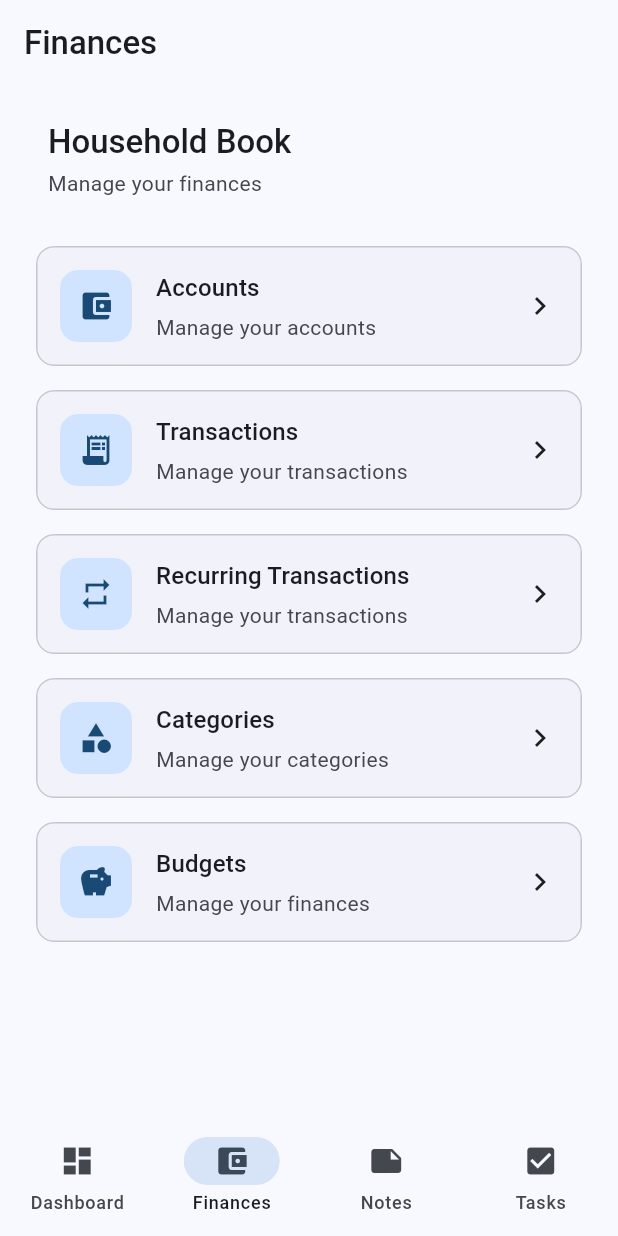
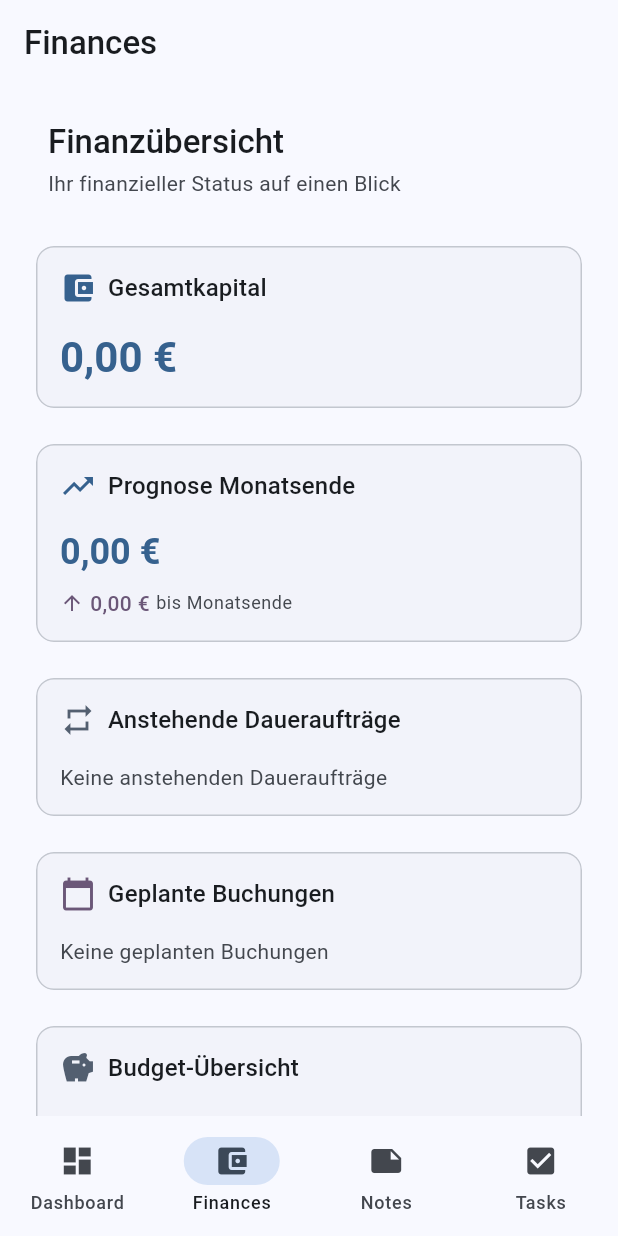
Before and after one commit to KayBeckmann/personal-tracker, a Flutter app: the FinancePage screen opened by its route, on a phone screen of 412 x 824 dp. Run offline on Flutter 3.47's test engine with Material 3 defaults, Android fonts, the phone set to English and light mode, and no system bars; drawn by our look-alikes of dynamic_color; our stand-ins replace drift, drift_flutter, equatable, get_it, go_router, injectable; accounts and stored records are empty; generated files the repository leaves out were written again; project files that could hold a hidden picture were left out.

Commit message:
feat: Finanzübersicht mit Dashboard-Widgets (M2.7 abgeschlossen)
Neue UseCases:
- GetTotalCapital: Berechnet Gesamtkapitalsumme über alle Konten
- GetUpcomingRecurringTransactions: Zeigt anstehende Daueraufträge
- GetProjectedEndOfMonthCapital: Prognostiziert Kapital am Monatsende

Neue Widgets:
- CapitalSummaryCard: Zeigt Gesamtkapital
- ProjectedCapitalCard: Zeigt Kapitalprognose am Monatsende
- UpcomingRecurringCard: Zeigt anstehende Daueraufträge
- PlannedTransactionsCard: Zeigt geplante Buchungen
- BudgetOverviewCard: Zeigt Budget-Übersicht

UI-Verbesserungen:
- FinancePage erweitert mit Finanzübersicht-Dashboard
- Alle Übersichts-Widgets nutzen Streams für Echtzeit-Updates
- Roadmap M2.7 als abgeschlossen markiert

🤖 Generated with [Claude Code](https://claude.com/claude-code)

Co-Authored-By: Claude Sonnet 4.5 <noreply@anthropic.com>

```diff
--- /dev/null
+++ b/app/lib/features/finance/domain/usecases/get_upcoming_recurring_transactions.dart
@@ -0,0 +1,71 @@
+import 'package:injectable/injectable.dart';
+
+import '../entities/recurring_transaction.dart';
+import '../repositories/recurring_transaction_repository.dart';
+
+/// Use Case zum Abrufen anstehender Daueraufträge
+///
+/// Gibt aktive Daueraufträge sortiert nach nächstem Fälligkeitsdatum zurück
+@lazySingleton
+class GetUpcomingRecurringTransactions {
+  GetUpcomingRecurringTransactions(this._repository);
+
+  final RecurringTransactionRepository _repository;
+
+  /// Gibt anstehende Daueraufträge zurück
+  ///
+  /// [limit] - Maximale Anzahl zurückzugebender Daueraufträge
+  Future<List<RecurringTransactionWithNextDate>> call({int limit = 5}) async {
+    final active = await _repository.getActiveRecurringTransactions();
+
+    // Berechne nächstes Fälligkeitsdatum für jeden Dauerauftrag
+    final withDates = active
+        .map((recurring) {
+          final nextDate = _repository.getNextDueDate(recurring);
+          if (nextDate == null) return null;
+          return RecurringTransactionWithNextDate(
+            recurring: recurring,
+            nextDueDate: nextDate,
+          );
+        })
+        .whereType<RecurringTransactionWithNextDate>()
+        .toList();
+
+    // Sortiere nach Fälligkeitsdatum
+    withDates.sort((a, b) => a.nextDueDate.compareTo(b.nextDueDate));
+
+    // Begrenze Anzahl
+    return withDates.take(limit).toList();
+  }
+
+  /// Stream anstehender Daueraufträge
+  Stream<List<RecurringTransactionWithNextDate>> watch({int limit = 5}) {
+    return _repository.watchActiveRecurringTransactions().map((active) {
+      final withDates = active
+          .map((recurring) {
+            final nextDate = _repository.getNextDueDate(recurring);
+            if (nextDate == null) return null;
+            return RecurringTransactionWithNextDate(
+              recurring: recurring,
+              nextDueDate: nextDate,
+            );
+          })
+          .whereType<RecurringTransactionWithNextDate>()
+          .toList();
+
+      withDates.sort((a, b) => a.nextDueDate.compareTo(b.nextDueDate));
+      return withDates.take(limit).toList();
+    });
+  }
+}
+
+/// Hilfsklasse für Dauerauftrag mit berechnetem Fälligkeitsdatum
+class RecurringTransactionWithNextDate {
+  const RecurringTransactionWithNextDate({
+    required this.recurring,
+    required this.nextDueDate,
+  });
+
+  final RecurringTransaction recurring;
+  final DateTime nextDueDate;
+}
--- a/app/lib/features/finance/presentation/pages/finance_page.dart
+++ b/app/lib/features/finance/presentation/pages/finance_page.dart
@@ -2,6 +2,11 @@ import 'package:flutter/material.dart';
 
 import '../../../../core/localization/generated/app_localizations.dart';
 import '../../../../core/theme/components.dart';
+import '../widgets/budget_overview_card.dart';
+import '../widgets/capital_summary_card.dart';
+import '../widgets/planned_transactions_card.dart';
+import '../widgets/projected_capital_card.dart';
+import '../widgets/upcoming_recurring_card.dart';
 import 'accounts_page.dart';
 import 'budgets_page.dart';
 import 'categories_page.dart';
@@ -21,6 +26,24 @@ class FinancePage extends StatelessWidget {
       body: ListView(
         padding: const EdgeInsets.all(16),
         children: [
+          // Finanzübersicht
+          SectionHeader(
+            title: 'Finanzübersicht',
+            subtitle: 'Ihr finanzieller Status auf einen Blick',
+          ),
+          const SizedBox(height: 16),
+          const CapitalSummaryCard(),
+          const SizedBox(height: 8),
+          const ProjectedCapitalCard(),
+          const SizedBox(height: 8),
+          const UpcomingRecurringCard(),
+          const SizedBox(height: 8),
+          const PlannedTransactionsCard(),
+          const SizedBox(height: 8),
+          const BudgetOverviewCard(),
+          const SizedBox(height: 24),
+
+          // Verwaltung
           SectionHeader(
             title: l10n.householdBook,
             subtitle: l10n.manageYourFinances,
--- /dev/null
+++ b/app/lib/features/finance/presentation/widgets/budget_overview_card.dart
@@ -0,0 +1,113 @@
+import 'package:flutter/material.dart';
+import 'package:intl/intl.dart';
+
+import '../../../../core/di/injection.dart';
+import '../../domain/usecases/get_all_budgets.dart';
+
+/// Widget zur Anzeige der Budget-Übersicht
+class BudgetOverviewCard extends StatelessWidget {
+  const BudgetOverviewCard({super.key});
+
+  @override
+  Widget build(BuildContext context) {
+    final getBudgets = getIt<GetAllBudgets>();
+    final currencyFormat = NumberFormat.currency(locale: 'de_DE', symbol: '€');
+
+    return Card(
+      child: Padding(
+        padding: const EdgeInsets.all(16.0),
+        child: Column(
+          crossAxisAlignment: CrossAxisAlignment.start,
+          children: [
+            Row(
+              children: [
+                Icon(
+                  Icons.savings,
+                  color: Theme.of(context).colorScheme.secondary,
+                ),
+                const SizedBox(width: 8),
+                Text(
+                  'Budget-Übersicht',
+                  style: Theme.of(context).textTheme.titleMedium,
+                ),
+              ],
+            ),
+            const SizedBox(height: 16),
+            StreamBuilder(
+              stream: getBudgets.watch(),
+              builder: (context, snapshot) {
+                if (snapshot.connectionState == ConnectionState.waiting) {
+                  return const Center(child: CircularProgressIndicator());
+                }
+
+                final budgets = snapshot.data ?? [];
+
+                if (budgets.isEmpty) {
+                  return Text(
+                    'Keine Budgets definiert',
+                    style: Theme.of(context).textTheme.bodyMedium?.copyWith(
+                          color: Theme.of(context).colorScheme.onSurfaceVariant,
+                        ),
+                  );
+                }
+
+                // Zeige nur die ersten 3 Budgets
+                final limited = budgets.take(3).toList();
+
+                return Column(
+                  children: limited.map((budget) {
+                    final spent = budget.actualSpending;
+                    final limit = budget.amount;
+                    final percentage = limit > 0 ? (spent / limit) : 0.0;
+                    final isOverBudget = spent > limit;
+
+                    return Column(
+                      crossAxisAlignment: CrossAxisAlignment.start,
+                      children: [
+                        Row(
+                          mainAxisAlignment: MainAxisAlignment.spaceBetween,
+                          children: [
+                            Expanded(
+                              child: Text(
+                                budget.name,
+                                style: Theme.of(context).textTheme.bodyMedium,
+                                overflow: TextOverflow.ellipsis,
+                              ),
+                            ),
+                            Text(
+                              '${currencyFormat.format(spent)} / ${currencyFormat.format(limit)}',
+                              style: TextStyle(
+                                fontSize: 12,
+                                color: isOverBudget
+                                    ? Theme.of(context).colorScheme.error
+                                    : Theme.of(context)
+                                        .colorScheme
+                                        .onSurfaceVariant,
+                              ),
+                            ),
+                          ],
+                        ),
+                        const SizedBox(height: 4),
+                        LinearProgressIndicator(
+                          value: percentage.clamp(0.0, 1.0),
+                          backgroundColor:
+                              Theme.of(context).colorScheme.surfaceContainerHighest,
+                          valueColor: AlwaysStoppedAnimation<Color>(
+                            isOverBudget
+                                ? Theme.of(context).colorScheme.error
+                                : Theme.of(context).colorScheme.primary,
+                          ),
+                        ),
+                        const SizedBox(height: 12),
+                      ],
+                    );
+                  }).toList(),
+                );
+              },
+            ),
+          ],
+        ),
+      ),
+    );
+  }
+}
--- /dev/null
+++ b/app/lib/features/finance/presentation/widgets/capital_summary_card.dart
@@ -0,0 +1,62 @@
+import 'package:flutter/material.dart';
+import 'package:intl/intl.dart';
+
+import '../../../../core/di/injection.dart';
+import '../../domain/usecases/get_total_capital.dart';
+
+/// Widget zur Anzeige der Gesamtkapitalsumme
+class CapitalSummaryCard extends StatelessWidget {
+  const CapitalSummaryCard({super.key});
+
+  @override
+  Widget build(BuildContext context) {
+    final getTotalCapital = getIt<GetTotalCapital>();
+    final currencyFormat = NumberFormat.currency(locale: 'de_DE', symbol: '€');
+
+    return Card(
+      child: Padding(
+        padding: const EdgeInsets.all(16.0),
+        child: Column(
+          crossAxisAlignment: CrossAxisAlignment.start,
+          children: [
+            Row(
+              children: [
+                Icon(
+                  Icons.account_balance_wallet,
+                  color: Theme.of(context).colorScheme.primary,
+                ),
+                const SizedBox(width: 8),
+                Text(
+                  'Gesamtkapital',
+                  style: Theme.of(context).textTheme.titleMedium,
+                ),
+              ],
+            ),
+            const SizedBox(height: 16),
+            StreamBuilder<double>(
+              stream: getTotalCapital.watch(),
+              builder: (context, snapshot) {
+                if (snapshot.connectionState == ConnectionState.waiting) {
+                  return const Center(child: CircularProgressIndicator());
+                }
+
+                final capital = snapshot.data ?? 0.0;
+                final isNegative = capital < 0;
+
+                return Text(
+                  currencyFormat.format(capital),
+                  style: Theme.of(context).textTheme.headlineMedium?.copyWith(
+                        color: isNegative
+                            ? Theme.of(context).colorScheme.error
+                            : Theme.of(context).colorScheme.primary,
+                        fontWeight: FontWeight.bold,
+                      ),
+                );
+              },
+            ),
+          ],
+        ),
+      ),
+    );
+  }
+}
--- /dev/null
+++ b/app/lib/features/finance/presentation/widgets/planned_transactions_card.dart
@@ -0,0 +1,92 @@
+import 'package:flutter/material.dart';
+import 'package:intl/intl.dart';
+
+import '../../../../core/di/injection.dart';
+import '../../domain/usecases/get_planned_transactions.dart';
+
+/// Widget zur Anzeige geplanter Buchungen
+class PlannedTransactionsCard extends StatelessWidget {
+  const PlannedTransactionsCard({super.key});
+
+  @override
+  Widget build(BuildContext context) {
+    final getPlanned = getIt<GetPlannedTransactions>();
+    final currencyFormat = NumberFormat.currency(locale: 'de_DE', symbol: '€');
+    final dateFormat = DateFormat('dd.MM.yyyy');
+
+    return Card(
+      child: Padding(
+        padding: const EdgeInsets.all(16.0),
+        child: Column(
+          crossAxisAlignment: CrossAxisAlignment.start,
+          children: [
+            Row(
+              children: [
+                Icon(
+                  Icons.calendar_today,
+                  color: Theme.of(context).colorScheme.tertiary,
+                ),
+                const SizedBox(width: 8),
+                Text(
+                  'Geplante Buchungen',
+                  style: Theme.of(context).textTheme.titleMedium,
+                ),
+              ],
+            ),
+            const SizedBox(height: 16),
+            StreamBuilder(
+              stream: getPlanned.watch(),
+              builder: (context, snapshot) {
+                if (snapshot.connectionState == ConnectionState.waiting) {
+                  return const Center(child: CircularProgressIndicator());
+                }
+
+                final planned = snapshot.data ?? [];
+
+                if (planned.isEmpty) {
+                  return Text(
+                    'Keine geplanten Buchungen',
+                    style: Theme.of(context).textTheme.bodyMedium?.copyWith(
+                          color: Theme.of(context).colorScheme.onSurfaceVariant,
+                        ),
+                  );
+                }
+
+                // Zeige nur die nächsten 5
+                final limited = planned.take(5).toList();
+
+                return Column(
+                  children: limited.map((t) {
+                    final isIncome = t.type.name == 'income';
+                    final amount = isIncome ? t.amount : -t.amount;
+
+                    return ListTile(
+                      contentPadding: EdgeInsets.zero,
+                      leading: Icon(
+                        isIncome ? Icons.arrow_downward : Icons.arrow_upward,
+                        color: isIncome
+                            ? Theme.of(context).colorScheme.tertiary
+                            : Theme.of(context).colorScheme.error,
+                      ),
+                      title: Text(t.payee ?? t.description ?? 'Buchung'),
+                      subtitle: Text(dateFormat.format(t.date)),
+                      trailing: Text(
+                        currencyFormat.format(amount),
+                        style: TextStyle(
+                          color: isIncome
+                              ? Theme.of(context).colorScheme.tertiary
+                              : Theme.of(context).colorScheme.error,
+                          fontWeight: FontWeight.bold,
+                        ),
+                      ),
+                    );
+                  }).toList(),
+                );
+              },
+            ),
+          ],
+        ),
+      ),
+    );
+  }
+}
--- /dev/null
+++ b/app/lib/features/finance/presentation/widgets/projected_capital_card.dart
@@ -0,0 +1,113 @@
+import 'package:flutter/material.dart';
+import 'package:intl/intl.dart';
+
+import '../../../../core/di/injection.dart';
+import '../../domain/usecases/get_projected_end_of_month_capital.dart';
+import '../../domain/usecases/get_total_capital.dart';
+
+/// Widget zur Anzeige des voraussichtlichen Kapitals am Monatsende
+class ProjectedCapitalCard extends StatelessWidget {
+  const ProjectedCapitalCard({super.key});
+
+  @override
+  Widget build(BuildContext context) {
+    final getProjected = getIt<GetProjectedEndOfMonthCapital>();
+    final getTotalCapital = getIt<GetTotalCapital>();
+    final currencyFormat = NumberFormat.currency(locale: 'de_DE', symbol: '€');
+
+    return Card(
+      child: Padding(
+        padding: const EdgeInsets.all(16.0),
+        child: Column(
+          crossAxisAlignment: CrossAxisAlignment.start,
+          children: [
+            Row(
+              children: [
+                Icon(
+                  Icons.trending_up,
+                  color: Theme.of(context).colorScheme.primary,
+                ),
+                const SizedBox(width: 8),
+                Text(
+                  'Prognose Monatsende',
+                  style: Theme.of(context).textTheme.titleMedium,
+                ),
+              ],
+            ),
+            const SizedBox(height: 16),
+            FutureBuilder<double>(
+              future: getProjected(),
+              builder: (context, projectedSnapshot) {
+                if (projectedSnapshot.connectionState ==
+                    ConnectionState.waiting) {
+                  return const Center(child: CircularProgressIndicator());
+                }
+
+                final projected = projectedSnapshot.data ?? 0.0;
+
+                return StreamBuilder<double>(
+                  stream: getTotalCapital.watch(),
+                  builder: (context, currentSnapshot) {
+                    final current = currentSnapshot.data ?? 0.0;
+                    final difference = projected - current;
+                    final isPositive = difference >= 0;
+
+                    return Column(
+                      crossAxisAlignment: CrossAxisAlignment.start,
+                      children: [
+                        Text(
+                          currencyFormat.format(projected),
+                          style:
+                              Theme.of(context).textTheme.headlineSmall?.copyWith(
+                                    color: Theme.of(context).colorScheme.primary,
+                                    fontWeight: FontWeight.bold,
+                                  ),
+                        ),
+                        const SizedBox(height: 8),
+                        Row(
+                          children: [
+                            Icon(
+                              isPositive
+                                  ? Icons.arrow_upward
+                                  : Icons.arrow_downward,
+                              size: 16,
+                              color: isPositive
+                                  ? Theme.of(context).colorScheme.tertiary
+                                  : Theme.of(context).colorScheme.error,
+                            ),
+                            const SizedBox(width: 4),
+                            Text(
+                              currencyFormat.format(difference.abs()),
+                              style: TextStyle(
+                                color: isPositive
+                                    ? Theme.of(context).colorScheme.tertiary
+                                    : Theme.of(context).colorScheme.error,
+                                fontWeight: FontWeight.w500,
+                              ),
+                            ),
+                            const SizedBox(width: 4),
+                            Text(
+                              'bis Monatsende',
+                              style: Theme.of(context)
+                                  .textTheme
+                                  .bodySmall
+                                  ?.copyWith(
+                                    color: Theme.of(context)
+                                        .colorScheme
+                                        .onSurfaceVariant,
+                                  ),
+                            ),
+                          ],
+                        ),
+                      ],
+                    );
+                  },
+                );
+              },
+            ),
+          ],
+        ),
+      ),
+    );
+  }
+}
--- /dev/null
+++ b/app/lib/features/finance/presentation/widgets/upcoming_recurring_card.dart
@@ -0,0 +1,90 @@
+import 'package:flutter/material.dart';
+import 'package:intl/intl.dart';
+
+import '../../../../core/di/injection.dart';
+import '../../domain/usecases/get_upcoming_recurring_transactions.dart';
+
+/// Widget zur Anzeige anstehender Daueraufträge
+class UpcomingRecurringCard extends StatelessWidget {
+  const UpcomingRecurringCard({super.key});
+
+  @override
+  Widget build(BuildContext context) {
+    final getUpcoming = getIt<GetUpcomingRecurringTransactions>();
+    final currencyFormat = NumberFormat.currency(locale: 'de_DE', symbol: '€');
+    final dateFormat = DateFormat('dd.MM.yyyy');
+
+    return Card(
+      child: Padding(
+        padding: const EdgeInsets.all(16.0),
+        child: Column(
+          crossAxisAlignment: CrossAxisAlignment.start,
+          children: [
+            Row(
+              children: [
+                Icon(
+                  Icons.repeat,
+                  color: Theme.of(context).colorScheme.secondary,
+                ),
+                const SizedBox(width: 8),
+                Text(
+                  'Anstehende Daueraufträge',
+                  style: Theme.of(context).textTheme.titleMedium,
+                ),
+              ],
+            ),
+            const SizedBox(height: 16),
+            StreamBuilder<List<RecurringTransactionWithNextDate>>(
+              stream: getUpcoming.watch(limit: 5),
+              builder: (context, snapshot) {
+                if (snapshot.connectionState == ConnectionState.waiting) {
+                  return const Center(child: CircularProgressIndicator());
+                }
+
+                final upcoming = snapshot.data ?? [];
+
+                if (upcoming.isEmpty) {
+                  return Text(
+                    'Keine anstehenden Daueraufträge',
+                    style: Theme.of(context).textTheme.bodyMedium?.copyWith(
+                          color: Theme.of(context).colorScheme.onSurfaceVariant,
+                        ),
+                  );
+                }
+
+                return Column(
+                  children: upcoming.map((item) {
+                    final r = item.recurring;
+                    final isIncome = r.type.name == 'income';
+                    final amount = isIncome ? r.amount : -r.amount;
+
+                    return ListTile(
+                      contentPadding: EdgeInsets.zero,
+                      leading: Icon(
+                        isIncome ? Icons.arrow_downward : Icons.arrow_upward,
+                        color: isIncome
+                            ? Theme.of(context).colorScheme.tertiary
+                            : Theme.of(context).colorScheme.error,
+                      ),
+                      title: Text(r.payee ?? r.description ?? 'Dauerauftrag'),
+                      subtitle: Text(dateFormat.format(item.nextDueDate)),
+                      trailing: Text(
+                        currencyFormat.format(amount),
+                        style: TextStyle(
+                          color: isIncome
+                              ? Theme.of(context).colorScheme.tertiary
+                              : Theme.of(context).colorScheme.error,
+                          fontWeight: FontWeight.bold,
+                        ),
+                      ),
+                    );
+                  }).toList(),
+                );
+              },
+            ),
+          ],
+        ),
+      ),
+    );
+  }
+}
```
Also changed, not shown: app/lib/features/finance/domain/usecases/get_projected_end_of_month_capital.dart (added, +88 -0 lines), app/lib/features/finance/domain/usecases/get_total_capital.dart (added, +40 -0 lines), app/lib/core/di/injection.config.dart, 1 other file.
